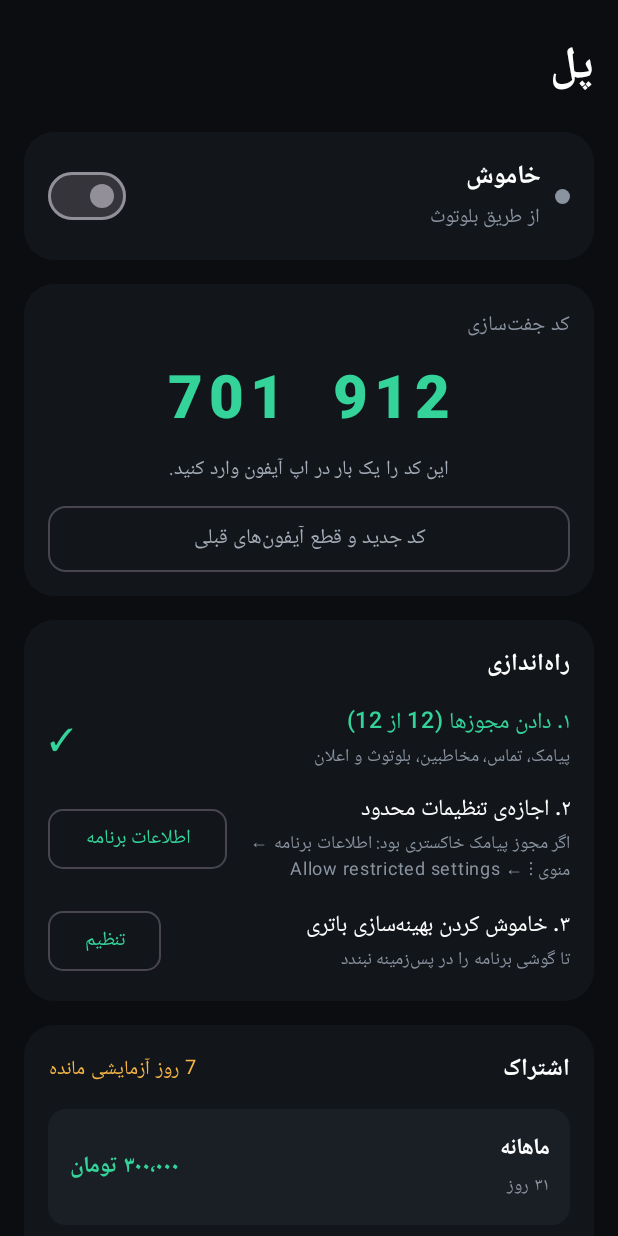
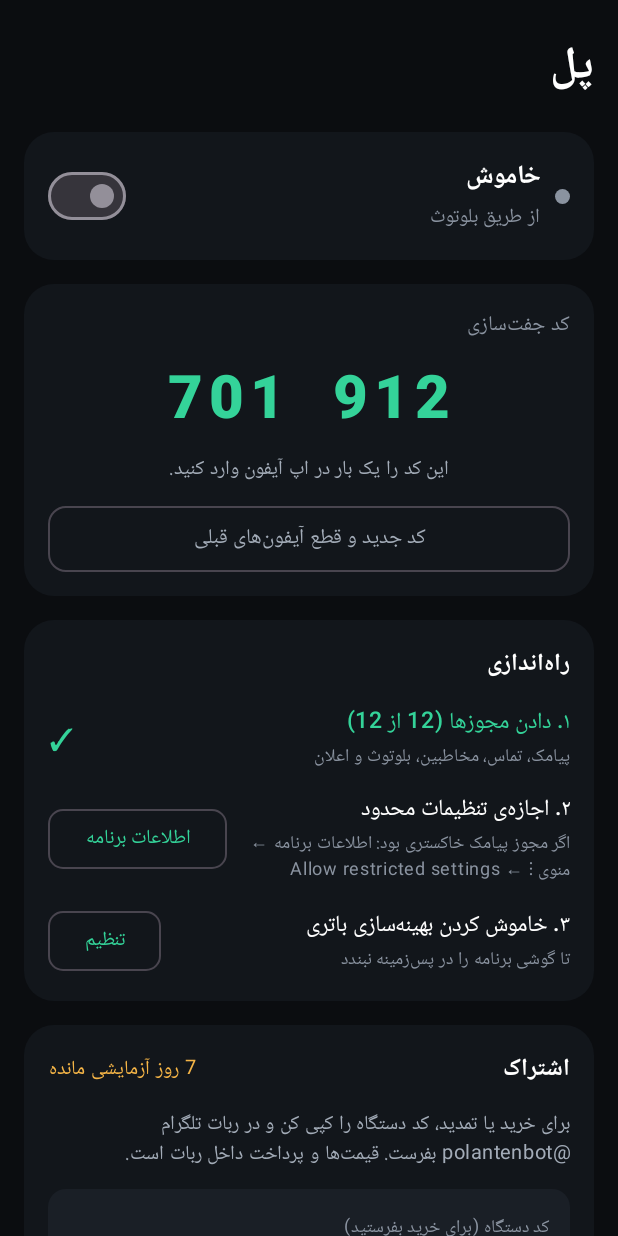
Before and after one commit to peadeyme/pol, an Android app built with Jetpack Compose: the screen it shows after launch (MainActivity), on a phone screen of 412 x 824 dp. Run offline under Robolectric (Android 15) with nearby library versions, the phone set to English and light mode, and no system bars.

Commit message:
Apps link to @polantenbot for buying instead of fixed prices

```diff
--- a/android/app/src/main/java/ir/pedicode/pol/data/License.kt
+++ b/android/app/src/main/java/ir/pedicode/pol/data/License.kt
@@ -22,18 +22,11 @@ import java.util.concurrent.TimeUnit
  */
 object License {
     const val TRIAL_DAYS = 7
-    const val BUY_URL = "https://pedicode.ir"
+    /** Plans, prices and payment live in the Telegram bot, so they can change without an app update. */
+    const val BUY_URL = "https://t.me/polantenbot"
 
     private const val PUBLIC_KEY =
         "MFkwEwYHKoZIzj0CAQYIKoZIzj0DAQcDQgAEXbBu62fjl6xP3Bfr7ZTawNh+2pTnH3aoPpBcbZ8dYG10w6Q+06T/hoA08E+hsVWF7PxqR6RpjKO7bK0KBWNcRQ=="
-
-    data class Plan(val title: String, val price: String, val note: String)
-
-    val plans = listOf(
-        Plan("ماهانه", "۳۰۰٬۰۰۰ تومان", "۳۱ روز"),
-        Plan("شش‌ماهه", "۱٬۵۰۰٬۰۰۰ تومان", "۱۸۳ روز — ۱۷٪ ارزان‌تر"),
-        Plan("سالانه", "۲٬۵۰۰٬۰۰۰ تومان", "۳۶۶ روز — ۳۱٪ ارزان‌تر"),
-    )
 
     data class Info(val plan: String, val expiresAt: Long) {
         val daysLeft: Int
--- a/android/app/src/main/java/ir/pedicode/pol/ui/MainActivity.kt
+++ b/android/app/src/main/java/ir/pedicode/pol/ui/MainActivity.kt
@@ -286,18 +286,10 @@ private fun Home() {
                 )
             }
             if (info == null) {
-                License.plans.forEach { plan ->
-                    Row(
-                        Modifier.fillMaxWidth().background(Field, RoundedCornerShape(12.dp)).padding(14.dp),
-                        verticalAlignment = Alignment.CenterVertically,
-                    ) {
-                        Column(Modifier.weight(1f)) {
-                            Text(plan.title, fontSize = 15.sp, fontWeight = FontWeight.Bold, color = Color.White)
-                            Text(plan.note, fontSize = 12.sp, color = Muted)
-                        }
-                        Text(plan.price, fontSize = 15.sp, fontWeight = FontWeight.Bold, color = Accent)
-                    }
-                }
+                Text(
+                    "برای خرید یا تمدید، کد دستگاه را کپی کن و در ربات تلگرام @polantenbot بفرست. قیمت‌ها و پرداخت داخل ربات است.",
+                    fontSize = 13.sp, color = Text2, lineHeight = 20.sp,
+                )
             }
             // Device code: the customer sends this when buying.
             Row(
@@ -347,7 +339,7 @@ private fun Home() {
                     onClick = { context.startActivity(Intent(Intent.ACTION_VIEW, Uri.parse(License.BUY_URL))) },
                     modifier = Modifier.weight(1f).height(48.dp),
                     shape = RoundedCornerShape(12.dp),
-                ) { Text("خرید اشتراک", color = Accent) }
+                ) { Text(if (info == null) "خرید در تلگرام" else "تمدید در تلگرام", color = Accent) }
             }
         }
 
```
Also changed, not shown: 3 other files.
